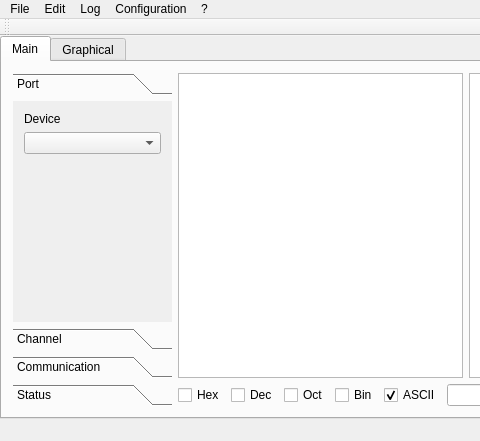
Old version of the form src/mainwindow.ui in the repository balsini/QCereal; both pictures show x 0 to 480 and y 0 to 441 of the 766 by 441 pixel window.
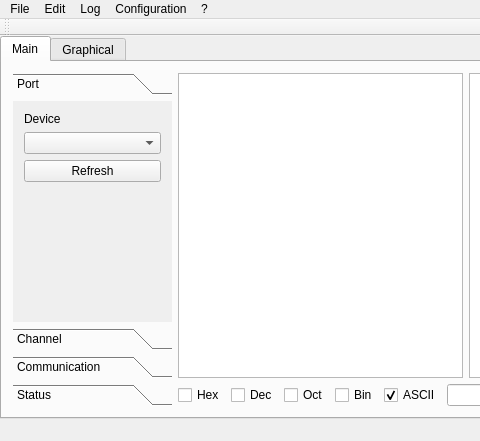
New version of the form.

Commit message: Implemented serial devices search

Diff of the .ui file:
```diff
--- a/src/mainwindow.ui
+++ b/src/mainwindow.ui
@@ -92,7 +92,7 @@
                 </item>
                </layout>
               </item>
-              <item row="1" column="0">
+              <item row="2" column="0">
                <spacer name="verticalSpacer">
                 <property name="orientation">
                  <enum>Qt::Vertical</enum>
@@ -105,6 +105,13 @@
                 </property>
                </spacer>
               </item>
+              <item row="1" column="0">
+               <widget class="QPushButton" name="RefreshDevices">
+                <property name="text">
+                 <string>Refresh</string>
+                </property>
+               </widget>
+              </item>
              </layout>
             </widget>
             <widget class="QWidget" name="ChannelConfiguration">
```
The commit also changes 3 other files.
